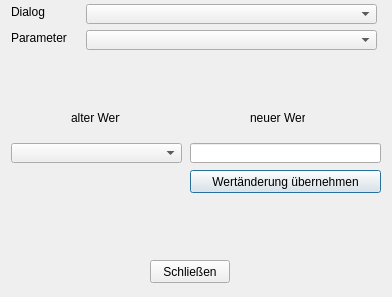
Old version of the form Dialoge/bearb/dialog_schnellaenderung.ui in the repository TischlerWilly/simson.
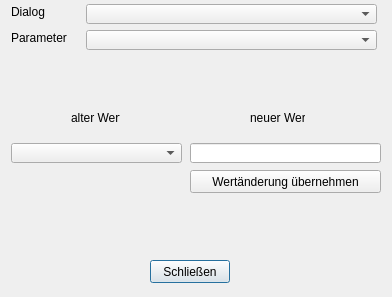
New version of the form.

The edit to the form file:
```diff
--- a/Dialoge/bearb/dialog_schnellaenderung.ui
+++ b/Dialoge/bearb/dialog_schnellaenderung.ui
@@ -70,6 +70,12 @@
    <property name="text">
     <string>Wertänderung übernehmen</string>
    </property>
+   <property name="autoDefault">
+    <bool>false</bool>
+   </property>
+   <property name="default">
+    <bool>false</bool>
+   </property>
   </widget>
   <widget class="QLabel" name="label_4">
    <property name="geometry">
@@ -139,6 +145,12 @@
    <property name="text">
     <string>Schließen</string>
    </property>
+   <property name="autoDefault">
+    <bool>true</bool>
+   </property>
+   <property name="default">
+    <bool>true</bool>
+   </property>
   </widget>
  </widget>
  <resources/>
```
